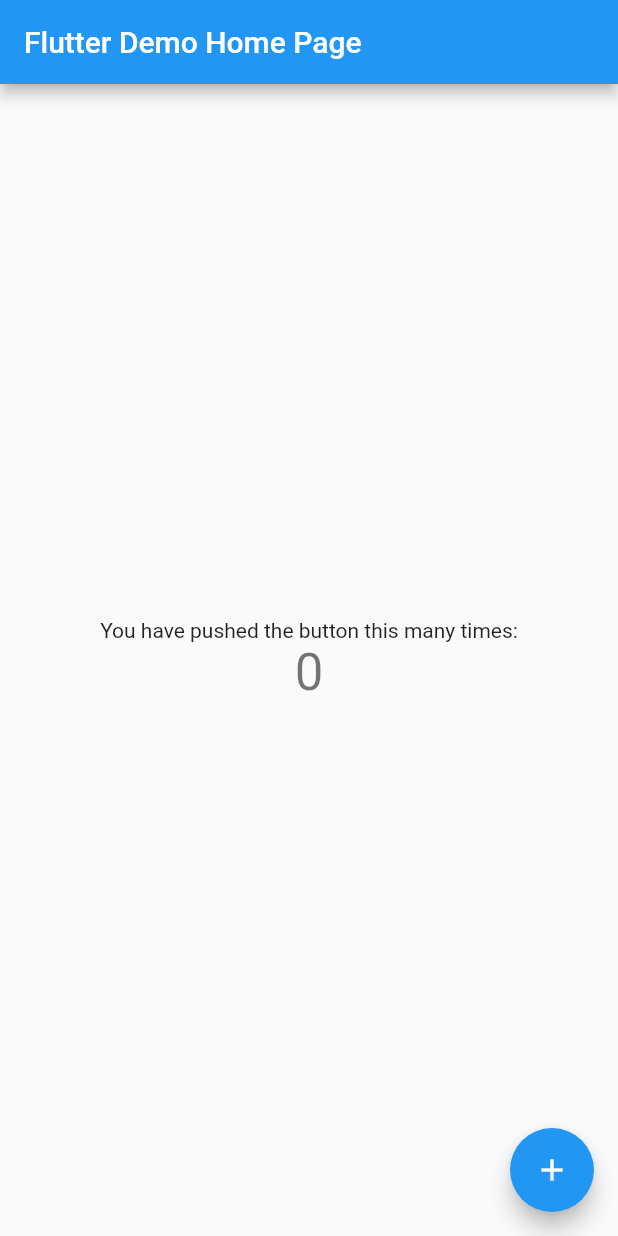
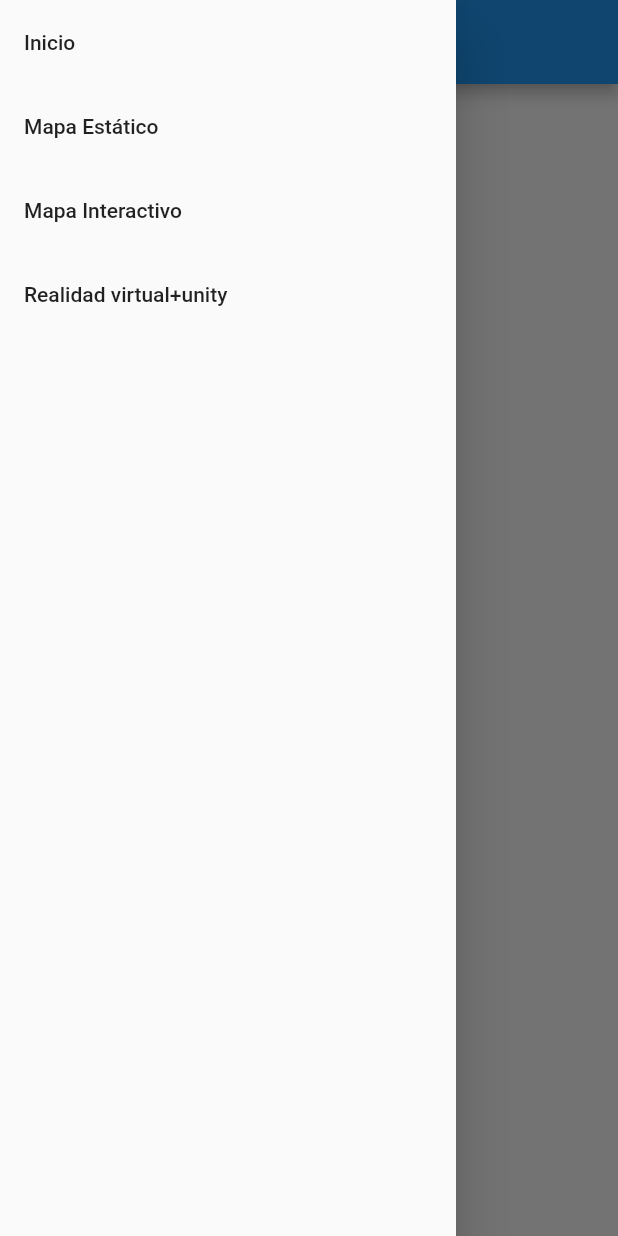
Before and after one commit to re-rojas/app-intro, a Flutter app: the screen it shows after launch, with the side drawer open (before the commit the screen has no drawer), on a phone screen of 412 x 824 dp. Run offline on Flutter 3.47's test engine with Material 2 defaults, Android fonts, the phone set to English and light mode, and no system bars.

Commit message:
Creación pantalla inicio y barra lateral, falta hacerla funcional

```diff
--- /dev/null
+++ b/app_intro/lib/homepage.dart
@@ -0,0 +1,33 @@
+import 'package:flutter/material.dart';
+
+class HomePage extends StatelessWidget {
+  @override
+  Widget build(BuildContext context) {
+    return Scaffold(
+      appBar: AppBar(
+        title: Text('App 3C'),
+      ),
+      drawer: Drawer(
+          child: ListView(
+        children: <Widget>[
+          ListTile(
+            title: Text('Inicio'),
+            onTap: () {},
+          ),
+          ListTile(
+            title: Text('Mapa Estático'),
+            onTap: () {},
+          ),
+          ListTile(
+            title: Text('Mapa Interactivo'),
+            onTap: () {},
+          ),
+          ListTile(
+            title: Text('Realidad virtual+unity'),
+            onTap: () {},
+          )
+        ],
+      )),
+    );
+  }
+}
--- a/app_intro/lib/main.dart
+++ b/app_intro/lib/main.dart
@@ -1,4 +1,5 @@
 import 'package:flutter/material.dart';
+import 'homepage.dart';
 
 void main() {
   runApp(MyApp());
@@ -9,109 +10,12 @@
   @override
   Widget build(BuildContext context) {
     return MaterialApp(
-      title: 'Flutter Demo',
+      title: '3C USM',
       theme: ThemeData(
-        // This is the theme of your application.
-        //
-        // Try running your application with "flutter run". You'll see the
-        // application has a blue toolbar. Then, without quitting the app, try
-        // changing the primarySwatch below to Colors.green and then invoke
-        // "hot reload" (press "r" in the console where you ran "flutter run",
-        // or simply save your changes to "hot reload" in a Flutter IDE).
-        // Notice that the counter didn't reset back to zero; the application
-        // is not restarted.
         primarySwatch: Colors.blue,
-        // This makes the visual density adapt to the platform that you run
-        // the app on. For desktop platforms, the controls will be smaller and
-        // closer together (more dense) than on mobile platforms.
         visualDensity: VisualDensity.adaptivePlatformDensity,
       ),
-      home: MyHomePage(title: 'Flutter Demo Home Page'),
+      home: HomePage(),
     );
   }
 }
-
-class MyHomePage extends StatefulWidget {
-  MyHomePage({Key key, this.title}) : super(key: key);
-
-  // This widget is the home page of your application. It is stateful, meaning
-  // that it has a State object (defined below) that contains fields that affect
-  // how it looks.
-
-  // This class is the configuration for the state. It holds the values (in this
-  // case the title) provided by the parent (in this case the App widget) and
-  // used by the build method of the State. Fields in a Widget subclass are
-  // always marked "final".
-
-  final String title;
-
-  @override
-  _MyHomePageState createState() => _MyHomePageState();
-}
-
-class _MyHomePageState extends State<MyHomePage> {
-  int _counter = 0;
-
-  void _incrementCounter() {
-    setState(() {
-      // This call to setState tells the Flutter framework that something has
-      // changed in this State, which causes it to rerun the build method below
-      // so that the display can reflect the updated values. If we changed
-      // _counter without calling setState(), then the build method would not be
-      // called again, and so nothing would appear to happen.
-      _counter++;
-    });
-  }
-
-  @override
-  Widget build(BuildContext context) {
-    // This method is rerun every time setState is called, for instance as done
-    // by the _incrementCounter method above.
-    //
-    // The Flutter framework has been optimized to make rerunning build methods
-    // fast, so that you can just rebuild anything that needs updating rather
-    // than having to individually change instances of widgets.
-    return Scaffold(
-      appBar: AppBar(
-        // Here we take the value from the MyHomePage object that was created by
-        // the App.build method, and use it to set our appbar title.
-        title: Text(widget.title),
-      ),
-      body: Center(
-        // Center is a layout widget. It takes a single child and positions it
-        // in the middle of the parent.
-        child: Column(
-          // Column is also a layout widget. It takes a list of children and
-          // arranges them vertically. By default, it sizes itself to fit its
-          // children horizontally, and tries to be as tall as its parent.
-          //
-          // Invoke "debug painting" (press "p" in the console, choose the
-          // "Toggle Debug Paint" action from the Flutter Inspector in Android
-          // Studio, or the "Toggle Debug Paint" command in Visual Studio Code)
-          // to see the wireframe for each widget.
-          //
-          // Column has various properties to control how it sizes itself and
-          // how it positions its children. Here we use mainAxisAlignment to
-          // center the children vertically; the main axis here is the vertical
-          // axis because Columns are vertical (the cross axis would be
-          // horizontal).
-          mainAxisAlignment: MainAxisAlignment.center,
-          children: <Widget>[
-            Text(
-              'You have pushed the button this many times:',
-            ),
-            Text(
-              '$_counter',
-              style: Theme.of(context).textTheme.headline4,
-            ),
-          ],
-        ),
-      ),
-      floatingActionButton: FloatingActionButton(
-        onPressed: _incrementCounter,
-        tooltip: 'Increment',
-        child: Icon(Icons.add),
-      ), // This trailing comma makes auto-formatting nicer for build methods.
-    );
-  }
-}
```
Also changed, not shown: 1 other file.
